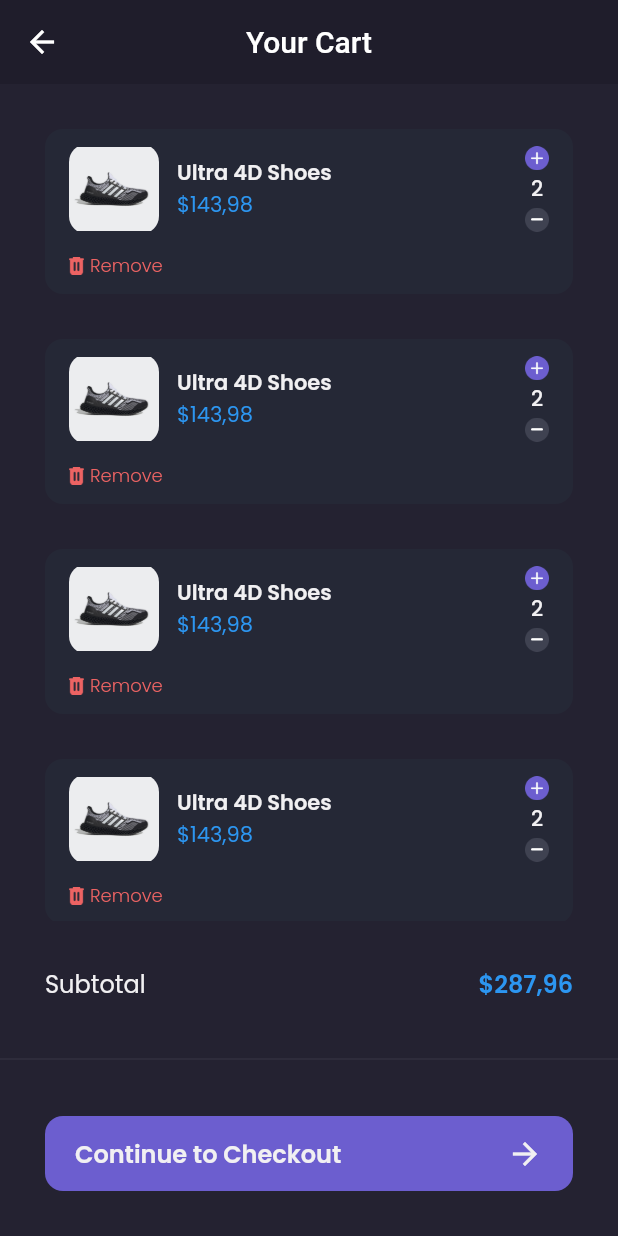
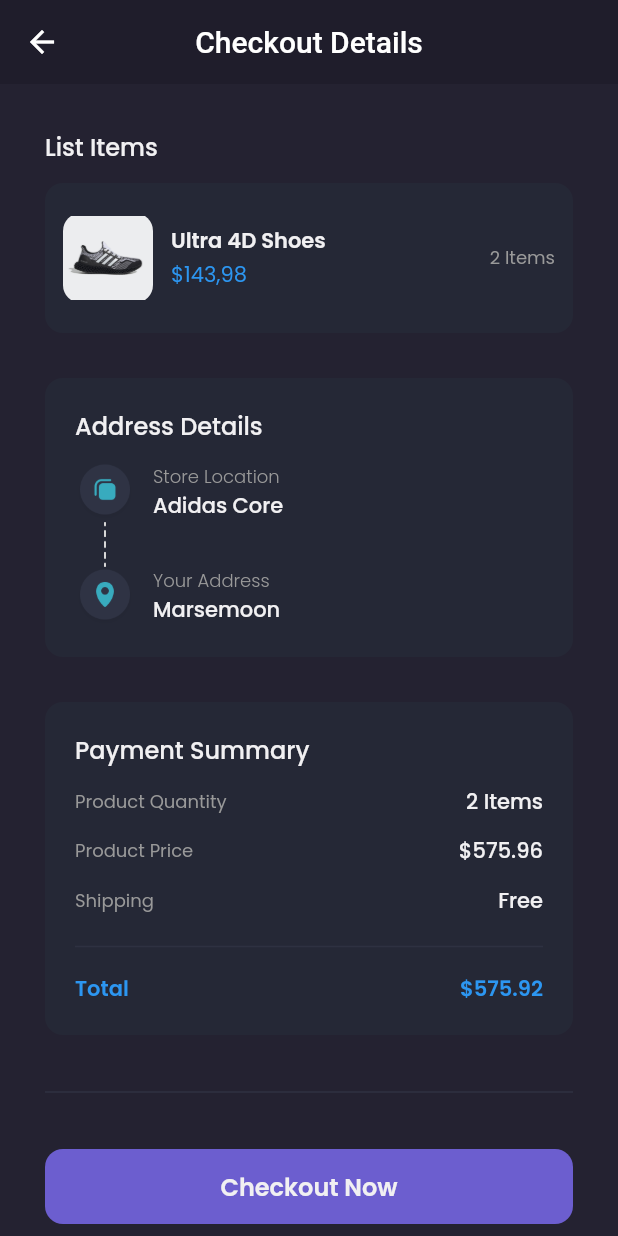
Before and after one commit to wildanptra/shamo, a Flutter app: the CartPage screen opened by its route, after a tap on "Continue to Checkout", on a phone screen of 412 x 824 dp. Run offline on Flutter 3.47's test engine with Material 2 defaults, Android fonts, the phone set to English and light mode, and no system bars; our stand-ins replace carousel_slider, google_fonts.

Commit message:
UI complete

```diff
--- a/lib/main.dart
+++ b/lib/main.dart
@@ -1,5 +1,7 @@
 import 'package:flutter/material.dart';
 import 'package:shamo/pages/cart_page.dart';
+import 'package:shamo/pages/checkout_page.dart';
+import 'package:shamo/pages/checkout_success_page.dart';
 import 'package:shamo/pages/detail_chat_page.dart';
 import 'package:shamo/pages/edit_profile_page.dart';
 import 'package:shamo/pages/home/main_page.dart';
@@ -27,6 +29,8 @@
         '/edit-profile' :(context) => const EditProfilePage(),
         '/product' : (context) => ProductPage(),
         '/cart' : (context) => const CartPage(),
+        '/checkout' : (context) => const CheckoutPage(),
+        '/checkout-success' : (context) => const CheckoutSuccessPage(),
       },
     );
   }
--- a/lib/pages/cart_page.dart
+++ b/lib/pages/cart_page.dart
@@ -140,7 +140,9 @@
                 horizontal: defaultMargin,
               ),
               child: TextButton(
-                onPressed: (){},
+                onPressed: (){
+                  Navigator.pushNamed(context, '/checkout');
+                },
                 style: TextButton.styleFrom(
                   backgroundColor: primaryColor,
                   padding: const EdgeInsets.symmetric(
--- /dev/null
+++ b/lib/pages/checkout_page.dart
@@ -0,0 +1,296 @@
+import 'package:flutter/material.dart';
+import 'package:shamo/theme.dart';
+import 'package:shamo/widgets/checkout_card.dart';
+
+class CheckoutPage extends StatelessWidget {
+  const CheckoutPage({super.key});
+
+  @override
+  Widget build(BuildContext context) {
+
+
+    header(){
+      return AppBar(
+        backgroundColor: backgroundColor1,
+        elevation: 0,
+        centerTitle: true,
+        title: Text(
+          'Checkout Details',
+        ),
+      );
+    }
+
+    Widget content(){
+      return ListView(
+        padding: EdgeInsets.symmetric(
+          horizontal: defaultMargin,
+        ),
+        children: [
+          // <-- ================ NOTE: LIST ITEMS ================ -->
+          Container(
+            margin: EdgeInsets.only(
+              top: defaultMargin,
+            ),
+            child: Column(
+              crossAxisAlignment: CrossAxisAlignment.start,
+              children: [
+                Text(
+                  'List Items',
+                  style: primaryTextStyle.copyWith(
+                    fontSize: 16,
+                    fontWeight: medium,
+                  ),
+                ),
+                CheckoutCard(),
+              ],
+            ),
+          ),
+          // <-- ================ END NOTE: LIST ITEMS ================ -->
+
+          // <-- ================ NOTE: ADDRESS DETAIL ================ -->
+          Container(
+            margin: EdgeInsets.only(
+              top: defaultMargin,
+            ),
+            padding: const EdgeInsets.all(20),
+            decoration: BoxDecoration(
+              color: backgroundColor4,
+              borderRadius: BorderRadius.circular(12),
+            ),
+            child: Column(
+              crossAxisAlignment: CrossAxisAlignment.start,
+              children: [
+                Text(
+                  'Address Details',
+                  style: primaryTextStyle.copyWith(
+                    fontSize: 16,
+                    fontWeight:medium,
+                  ),
+                ),
+                const SizedBox(
+                  height: 12,
+                ),
+                Row(
+                  children: [
+                    Column(
+                      children: [
+                        Image.asset(
+                          'assets/icon_store_location.png',
+                          width: 40,
+                        ),
+                        Image.asset(
+                          'assets/icon_line.png',
+                          height: 30,
+                        ),
+                        Image.asset(
+                          'assets/icon_your_address.png',
+                          width: 40,
+                        ),
+                      ],
+                    ),
+                    const SizedBox(
+                      width: 12,
+                    ),
+                    Column(
+                      crossAxisAlignment: CrossAxisAlignment.start,
+                      children: [
+                        Text(
+                          'Store Location',
+                          style: secondaryTextStyle.copyWith(
+                            fontSize: 12,
+                            fontWeight: light,
+                          ),
+                        ),
+                        Text(
+                          'Adidas Core',
+                          style: primaryTextStyle.copyWith(
+                            fontWeight: medium,
+                          ),
+                        ),
+                        SizedBox(
+                          height: defaultMargin,
+                        ),
+                        Text(
+                          'Your Address',
+                          style: secondaryTextStyle.copyWith(
+                            fontSize: 12,
+                            fontWeight: light,
+                          ),
+                        ),
+                        Text(
+                          'Marsemoon',
+                          style: primaryTextStyle.copyWith(
+                            fontWeight: medium,
+                          ),
+                        ),
+
+                      ],
+                    )
+                  ],
+                )
+              ]
+            ),
+          ),
+          // <-- ================ END NOTE: ADDRESS DETAIL ================ -->
+
+          // <-- ================ NOTE: PAYMENT SUMMARY ================ -->
+          Container(
+            margin: EdgeInsets.only(
+              top: defaultMargin,
+            ),
+            padding: const EdgeInsets.all(20),
+            decoration: BoxDecoration(
+              color: backgroundColor4,
+              borderRadius: BorderRadius.circular(12),
+            ),
+            child: Column(
+              crossAxisAlignment: CrossAxisAlignment.start,
+              children: [
+                Text(
+                  'Payment Summary',
+                  style: primaryTextStyle.copyWith(
+                    fontSize: 16,
+                    fontWeight:medium,
+                  ),
+                ),
+                const SizedBox(
+                  height: 12,
+                ),
+                Row(
+                  mainAxisAlignment: MainAxisAlignment.spaceBetween,
+                  children: [
+                    Text(
+                      'Product Quantity',
+                      style: secondaryTextStyle.copyWith(
+                        fontSize: 12
+                      ),
+                    ),
+                    Text(
+                      '2 Items',
+                      style: primaryTextStyle.copyWith(
+                        fontSize: 14,
+                        fontWeight:medium,
+                      ),
+                    ),
+                  ],
+                ),
+                const SizedBox(
+                  height: 12,
+                ),
+                Row(
+                  mainAxisAlignment: MainAxisAlignment.spaceBetween,
+                  children: [
+                    Text(
+                      'Product Price',
+                      style: secondaryTextStyle.copyWith(
+                        fontSize: 12
+                      ),
+                    ),
+                    Text(
+                      '\$575.96',
+                      style: primaryTextStyle.copyWith(
+                        fontSize: 14,
+                        fontWeight:medium,
+                      ),
+                    ),
+                  ],
+                ),
+                const SizedBox(
+                  height: 12,
+                ),
+                Row(
+                  mainAxisAlignment: MainAxisAlignment.spaceBetween,
+                  children: [
+                    Text(
+                      'Shipping',
+                      style: secondaryTextStyle.copyWith(
+                        fontSize: 12
+                      ),
+                    ),
+                    Text(
+                      'Free',
+                      style: primaryTextStyle.copyWith(
+                        fontSize: 14,
+                        fontWeight:medium,
+                      ),
+                    ),
+                  ],
+                ),
+                const SizedBox(
+                  height: 12,
+                ),
+                const Divider(
+                  thickness: 1,
+                  color: Color(0xff2E3141),
+                ),
+                const SizedBox(
+                  height: 10,
+                ),
+                Row(
+                  mainAxisAlignment: MainAxisAlignment.spaceBetween,
+                  children: [
+                    Text(
+                      'Total',
+                      style: priceTextStyle.copyWith(
+                        fontSize: 14,
+                        fontWeight: semiBold,
+                      ),
+                    ),
+                    Text(
+                      '\$575.92',
+                      style: priceTextStyle.copyWith(
+                        fontSize: 14,
+                        fontWeight: semiBold,
+                      ),
+                    ),
+                  ],
+                ),
+              ],
+            ),
+          ),
+          // <-- ================ END NOTE: PAYMENT SUMMARY ================ -->
+          SizedBox(
+            height: defaultMargin,
+          ),
+          const Divider(
+            thickness: 1,
+            color: Color(0xff2E3141),
+          ),
+          // <-- ================ NOTE: CHECKOUT BUTTON ================ -->
+          Container(
+            height: 50,
+            width: double.infinity,
+            margin: EdgeInsets.symmetric(
+              vertical: defaultMargin,
+            ),
+            child: TextButton(
+              style: TextButton.styleFrom(
+                backgroundColor: primaryColor,
+                shape: RoundedRectangleBorder(
+                  borderRadius: BorderRadius.circular(12),
+                )
+              ),
+              onPressed: () {
+                Navigator.pushNamedAndRemoveUntil(context, '/checkout-success', (route) => false);
+              },
+              child: Text(
+                'Checkout Now',
+                style: primaryTextStyle.copyWith(
+                  fontSize: 16,
+                  fontWeight: semiBold,
+                ),
+              ),
+            ),
+          ),
+          // <-- ================ END NOTE: CHECKOUT BUTTON ================ -->
+        ],
+      );
+    }
+
+    return Scaffold(
+      backgroundColor: backgroundColor3,
+      appBar: header(),
+      body: content(),
+    );
+  }
+}
--- /dev/null
+++ b/lib/pages/checkout_success_page.dart
@@ -0,0 +1,115 @@
+import 'package:flutter/material.dart';
+import 'package:shamo/theme.dart';
+
+class CheckoutSuccessPage extends StatelessWidget {
+  const CheckoutSuccessPage({super.key});
+
+  @override
+  Widget build(BuildContext context) {
+
+    header(){
+      return AppBar(
+        backgroundColor: backgroundColor1,
+        centerTitle: true,
+        title: Text(
+          'Checkout Success'
+        ),
+        elevation: 0,
+      );
+    }
+
+    Widget content(){
+      return Center(
+        child: Column(
+          mainAxisAlignment: MainAxisAlignment.center,
+          children: [
+            Image.asset(
+              'assets/icon_empty_cart.png',
+              width: 80,
+            ),
+            const SizedBox(
+              height: 20,
+            ),
+            Text(
+              'You made a transaction',
+              style: primaryTextStyle.copyWith(
+                fontSize: 16,
+                fontWeight: medium
+              ),
+            ),
+            const SizedBox(
+              height: 12,
+            ),
+            Text(
+              'Stay at home while we \n prepare your dream shoes',
+              textAlign: TextAlign.center,
+              style: secondaryTextStyle,
+            ),
+            // <-- ================ NOTE: ORDER OTHER SHOES BUTTON ================ -->
+            Container(
+              height: 44,
+              width: 196,
+              margin: EdgeInsets.only(
+                top: defaultMargin,
+              ),
+              child: TextButton(
+                style: TextButton.styleFrom(
+                  backgroundColor: primaryColor,
+                  shape: RoundedRectangleBorder(
+                    borderRadius: BorderRadius.circular(12),
+                  )
+                ),
+                onPressed: () {
+                  Navigator.pushNamedAndRemoveUntil(context, '/home', (route) => false);
+                },
+                child: Text(
+                  'Order Other Shoes',
+                  style: primaryTextStyle.copyWith(
+                    fontSize: 16,
+                    fontWeight: medium,
+                  ),
+                ),
+              ),
+            ),
+            // <-- ================ END NOTE: ORDER OTHER SHOES BUTTON ================ -->
+
+            // <-- ================ NOTE: VIEW MY ORDER BUTTON ================ -->
+            Container(
+              height: 44,
+              width: 196,
+              margin: const EdgeInsets.only(
+                top: 12,
+              ),
+              child: TextButton(
+                style: TextButton.styleFrom(
+                  backgroundColor: Color(0xff39374B),
+                  shape: RoundedRectangleBorder(
+                    borderRadius: BorderRadius.circular(12)
+                  )
+                ),
+                onPressed: (){
+
+                },
+                child: Text(
+                  'View My Order',
+                  style: primaryTextStyle.copyWith(
+                    fontSize: 16,
+                    fontWeight: medium,
+                    color: Color(0xffB7B6BF),
+                  ),
+                ),
+              ),
+            ),
+            // <-- ================ END NOTE: VIEW MY ORDER BUTTON ================ -->
+          ],
+        ),
+      );
+    }
+
+    return Scaffold(
+      backgroundColor: backgroundColor3,
+      appBar: header(),
+      body: content(),
+    );
+  }
+}
--- /dev/null
+++ b/lib/widgets/checkout_card.dart
@@ -0,0 +1,70 @@
+import 'package:flutter/material.dart';
+import 'package:shamo/theme.dart';
+
+class CheckoutCard extends StatelessWidget {
+  const CheckoutCard({super.key});
+
+  @override
+  Widget build(BuildContext context) {
+    return Container(
+      decoration: BoxDecoration(
+        color: backgroundColor4,
+        borderRadius: BorderRadius.circular(12),
+      ),
+      margin: const EdgeInsets.only(
+        top: 12
+      ),
+      padding: const EdgeInsets.symmetric(
+        vertical: 20,
+        horizontal: 12,
+      ),
+      child: Row(
+        children: [
+          Container(
+            width: 60,
+            height: 60,
+            decoration: BoxDecoration(
+              borderRadius: BorderRadius.circular(12),
+              image: const DecorationImage(
+                image: AssetImage('assets/image_shoes3.png'),
+              )
+            ),
+          ),
+          const SizedBox(
+            width: 12,
+          ),
+          Expanded(
+            child: Column(
+              crossAxisAlignment: CrossAxisAlignment.start,
+              children: [
+                Text(
+                  'Ultra 4D Shoes',
+                  style: primaryTextStyle.copyWith(
+                    fontWeight: semiBold,
+                  ),
+                  overflow: TextOverflow.ellipsis,
+                ),
+                const SizedBox(
+                  height: 2,
+                ),
+                Text(
+                  '\$143,98',
+                  style: priceTextStyle,
+                )
+              ],
+            ),
+          ),
+          const SizedBox(
+            width: 12,
+          ),
+          Text(
+            '2 Items',
+            style: secondaryTextStyle.copyWith(
+              fontSize: 12
+            ),
+          )
+        ]
+      ),
+    );
+  }
+}
```
